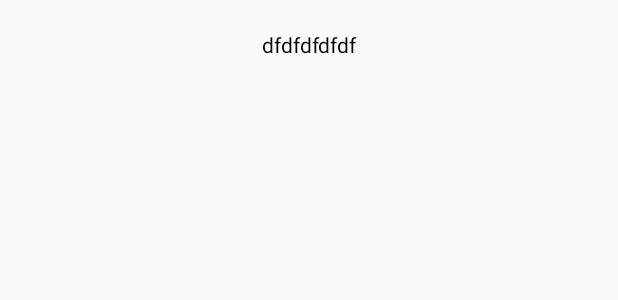
After one commit to msisuzney/MiniSoccer, an Android app: the layout clear_cache_layout.xml on its own in the app's theme, with its tools: preview values and no code run, on a phone screen of 412 x 824 dp. The commit adds this screen. Shown: the top 300 px of the screen. Run offline under Robolectric (Android 15) with nearby library versions, the phone set to English and light mode, and no system bars.

Commit message:
修改缓存路径，添加清除缓存功能

```diff
--- a/app/build.gradle
+++ b/app/build.gradle
@@ -49,4 +49,6 @@ dependencies {
     compile 'io.reactivex:rxandroid:1.1.0'
     compile 'com.squareup.retrofit2:adapter-rxjava:2.2.0'
 
+    compile 'org.greenrobot:eventbus:3.0.0'
+    compile 'com.squareup.okhttp3:okhttp:3.8.1'
 }
--- a/app/src/main/AndroidManifest.xml
+++ b/app/src/main/AndroidManifest.xml
@@ -63,6 +63,10 @@
             android:name=".view.activities.AboutActivity"
             android:configChanges="orientation|screenSize"></activity>
         <activity android:name=".view.activities.ImageActivity"></activity>
+        <meta-data
+            android:name="com.msisuzney.minisoccer.utils.GlideDiskCacheModule"
+            android:value="GlideModule"
+            />
     </application>
 
 </manifest>
--- a/app/src/main/java/com/msisuzney/minisoccer/adapter/TeamTrophyRVAdapter.java
+++ b/app/src/main/java/com/msisuzney/minisoccer/adapter/TeamTrophyRVAdapter.java
@@ -26,6 +26,9 @@ public class TeamTrophyRVAdapter extends RecyclerView.Adapter<TeamTrophyRVAdapte
 
     private Context mCon;
     private List<TeamDetail.Trophy_info> info;
+
+    //所有的TeamTrophyRV共享一个pool
+    private static RecyclerView.RecycledViewPool pool = new RecyclerView.RecycledViewPool();
 
     public TeamTrophyRVAdapter(Context mCon) {
         this.mCon = mCon;
@@ -68,6 +71,7 @@ public class TeamTrophyRVAdapter extends RecyclerView.Adapter<TeamTrophyRVAdapte
             DisplayMetrics metrics = new DisplayMetrics();
             wm.getDefaultDisplay().getMetrics(metrics);
             int count = 4 ;//每排奖杯的数量
+            rv.setRecycledViewPool(pool);
             rv.setLayoutManager(new GridLayoutManager(mCon, count));
             rv.setNestedScrollingEnabled(false);
         }
--- a/app/src/main/java/com/msisuzney/minisoccer/presenter/NewsPresenter.java
+++ b/app/src/main/java/com/msisuzney/minisoccer/presenter/NewsPresenter.java
@@ -72,6 +72,7 @@ public class NewsPresenter extends MvpBasePresenter<NewsView> {
      * @param pullToRefresh pullToRefresh
      */
     private void loadDataFromNet(final int newsId, final boolean pullToRefresh) {
+//        Log.d("loadDataFromNet", "loadDataFromNet newsId " + newsId);
         String id = String.valueOf(newsId);
         MyRetrofit.getMyRetrofit().getApiService().getNews(id)
                 .subscribeOn(Schedulers.io())
@@ -111,12 +112,14 @@ public class NewsPresenter extends MvpBasePresenter<NewsView> {
                     getView().showContent();
                 }
             }
+
             @Override
             public void onError(Throwable e) {
                 if (isViewAttached()) {
                     getView().showError(new Exception("网络请求错误\n请检查网络连接情况后\n点击重新加载"), pullToRefresh);
                 }
             }
+
             @Override
             public void onNext(Article article) {
                 Log.d("rxjava", "onNext thread " + Thread.currentThread().getName());
--- a/app/src/main/java/com/msisuzney/minisoccer/view/MainView.java
+++ b/app/src/main/java/com/msisuzney/minisoccer/view/MainView.java
@@ -21,4 +21,5 @@ public interface MainView extends MvpView {
     TabLayout getTabLayout();
     String[] getTabsName();
     int getBottomBarPosition(int resId);
+    void setCacheSize(String size);
 }
--- a/app/src/main/java/com/msisuzney/minisoccer/view/activities/TwinsActivity.java
+++ b/app/src/main/java/com/msisuzney/minisoccer/view/activities/TwinsActivity.java
@@ -10,6 +10,7 @@ import android.support.v4.widget.SwipeRefreshLayout;
 import android.support.v7.widget.DividerItemDecoration;
 import android.support.v7.widget.LinearLayoutManager;
 import android.support.v7.widget.RecyclerView;
+import android.support.v7.widget.SimpleItemAnimator;
 import android.support.v7.widget.Toolbar;
 import android.view.View;
 
@@ -65,6 +66,7 @@ public class TwinsActivity extends MvpLceActivity<SwipeRefreshLayout, List<Feedl
         final LinearLayoutManager linearLayoutManager = new LinearLayoutManager(this);
         recyclerView.setLayoutManager(linearLayoutManager);
         recyclerView.addItemDecoration(new DividerItemDecoration(this, DividerItemDecoration.VERTICAL));
+
         adapter = new TwinsRVAdapter(this);
         adapter.setListener(new TwinsRVAdapter.OnClickListener() {
             @Override
@@ -124,8 +126,10 @@ public class TwinsActivity extends MvpLceActivity<SwipeRefreshLayout, List<Feedl
 
     @Override
     public void addData(List<Feedlist> list) {
+
         adapter.addData(list);
-        adapter.notifyDataSetChanged();
+//        adapter.notifyDataSetChanged();
+
     }
 
     @Override
--- a/app/src/main/java/com/msisuzney/minisoccer/view/fragments/PersonRankingFragment.java
+++ b/app/src/main/java/com/msisuzney/minisoccer/view/fragments/PersonRankingFragment.java
@@ -54,6 +54,8 @@ public class PersonRankingFragment extends MvpLceFragment<SwipeRefreshLayout, Pe
     LinearLayoutManager linearLayoutManager;
     private String type;
     private int[] ids;
+//    造成了内存泄漏。。。MainActivity
+//    private static RecyclerView.RecycledViewPool pool = new RecyclerView.RecycledViewPool();
 
     public static PersonRankingFragment newInstance(String type) {
         Bundle args = new Bundle();
@@ -111,6 +113,7 @@ public class PersonRankingFragment extends MvpLceFragment<SwipeRefreshLayout, Pe
         });
         recyclerView.addItemDecoration(new DividerItemDecoration(getActivity(), DividerItemDecoration.VERTICAL));
         recyclerView.setAdapter(adapter);
+//        recyclerView.setRecycledViewPool(pool);
     }
 
     @Override
--- /dev/null
+++ b/app/src/main/res/layout/clear_cache_layout.xml
@@ -0,0 +1,14 @@
+<?xml version="1.0" encoding="utf-8"?>
+<RelativeLayout xmlns:android="http://schemas.android.com/apk/res/android"
+    android:layout_width="match_parent"
+    android:layout_height="60dp"
+    android:orientation="vertical">
+
+    <TextView
+        android:gravity="center"
+        android:text="dfdfdfdfdf"
+        android:textColor="@android:color/black"
+        android:layout_centerInParent="true"
+        android:layout_width="match_parent"
+        android:layout_height="match_parent" />
+</RelativeLayout>
--- a/app/src/main/res/menu/main_drawer.xml
+++ b/app/src/main/res/menu/main_drawer.xml
@@ -6,4 +6,5 @@
     <item android:title="twins" android:id="@+id/main_menu_2" android:icon="@drawable/ic_local_see_black_24dp"/>
     <item android:title="怡人" android:id="@+id/main_menu_3" android:icon="@drawable/ic_rowing_black_24dp"/>
     <item android:title="关于" android:id="@+id/main_menu_4" android:icon="@drawable/ic_person_black_24dp"/>
+    <item android:title="清除缓存" android:id="@+id/main_menu_clear_cache" android:icon="@drawable/ic_clear_all_black_24dp"/>
 </menu>
```
Also changed, not shown: app/src/main/java/com/msisuzney/minisoccer/DQDApi/MyRetrofit.java (+20 -3 lines), app/src/main/java/com/msisuzney/minisoccer/adapter/TwinsRVAdapter.java (+10 -0 lines), app/src/main/java/com/msisuzney/minisoccer/presenter/MainPresenter.java (+84 -1 lines), app/src/main/java/com/msisuzney/minisoccer/utils/GlideDiskCacheModule.java (added, +29 -0 lines), app/src/main/java/com/msisuzney/minisoccer/view/activities/MainActivity.java (+41 -4 lines). Lines whose indentation alone changed are shown as unchanged.
